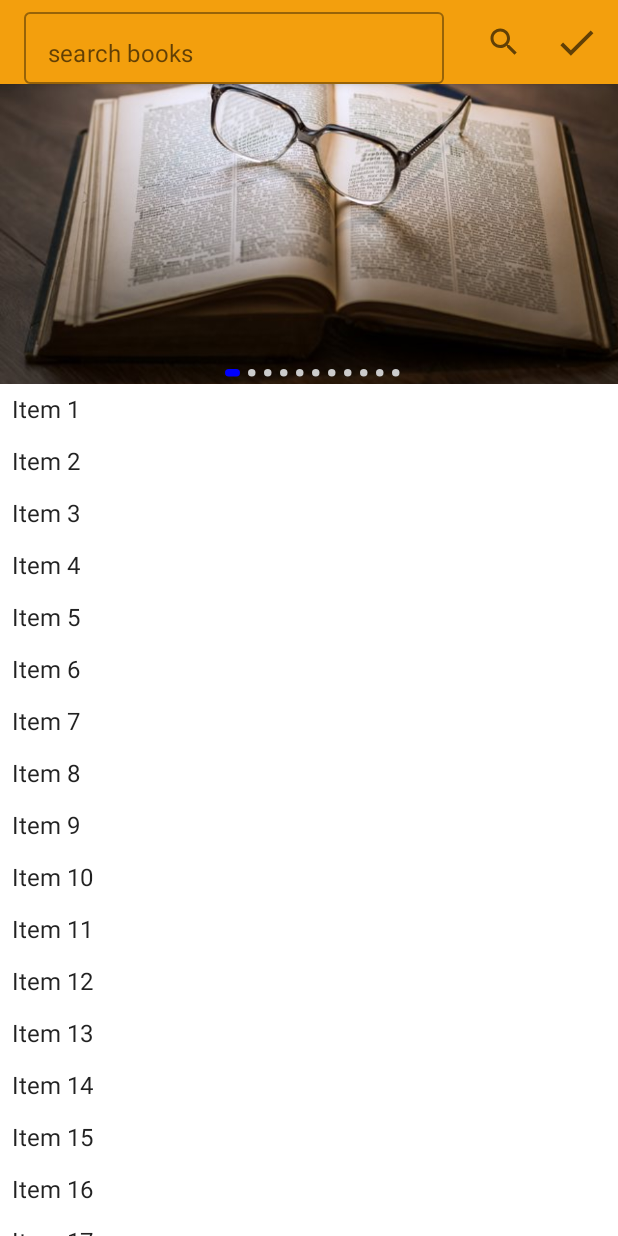
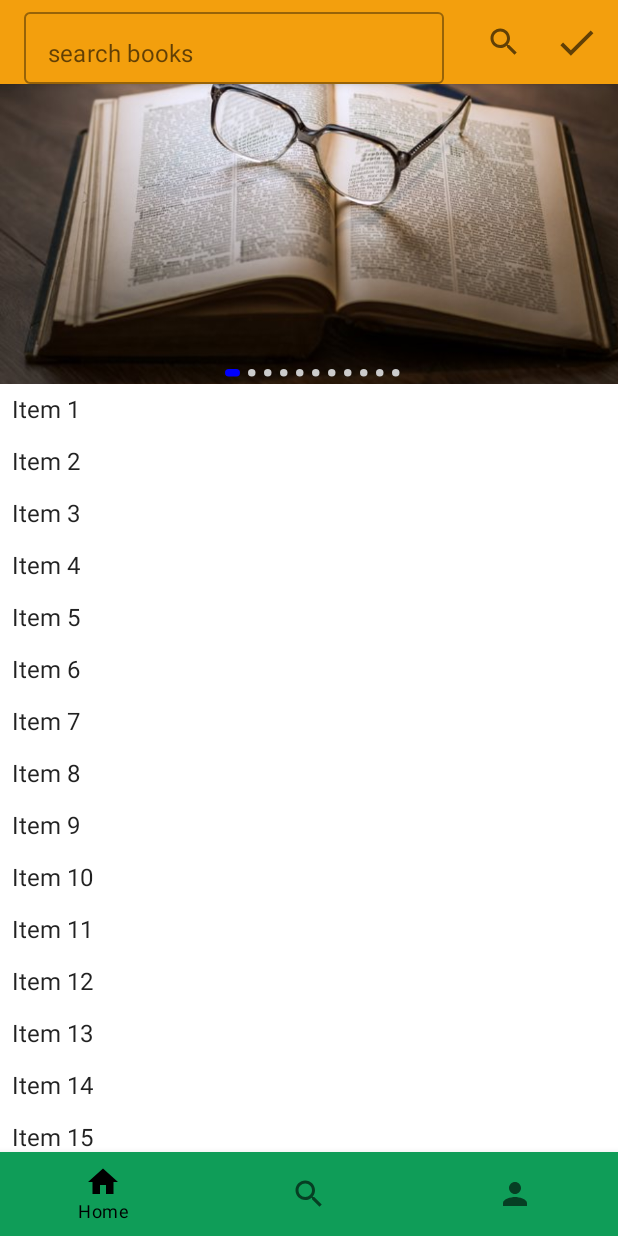
Before and after one commit to PrilepskiyAE/ShopBookApp, an Android app built with Jetpack Compose: the screen it shows after launch (MainActivity), on a phone screen of 412 x 824 dp. Run offline under Robolectric (Android 15) with nearby library versions, the phone set to English and light mode, and no system bars; our stand-ins replace Dagger/Hilt's generated code, Room's generated code; network calls fail.

Commit message:
trening BottomNavigationBar

```diff
--- a/app/build.gradle
+++ b/app/build.gradle
@@ -88,5 +88,6 @@ dependencies {
     androidTestImplementation "androidx.compose.ui:ui-test-junit4:$compose_ui_version"
     debugImplementation "androidx.compose.ui:ui-tooling:$compose_ui_version"
     debugImplementation "androidx.compose.ui:ui-test-manifest:$compose_ui_version"
+    implementation  "androidx.navigation:navigation-compose:2.6.0-alpha06"
 
 }
--- a/app/src/main/java/com/prilepskiy/shopbookapp/presenter/ui/MainActivity.kt
+++ b/app/src/main/java/com/prilepskiy/shopbookapp/presenter/ui/MainActivity.kt
@@ -30,9 +30,14 @@ import androidx.compose.ui.res.painterResource
 import androidx.compose.ui.unit.Dp
 import androidx.compose.ui.unit.dp
 import androidx.lifecycle.lifecycleScope
+import androidx.navigation.compose.rememberNavController
 import com.prilepskiy.shopbookapp.R
 import com.prilepskiy.shopbookapp.data.apiservice.BannerApiService
 import com.prilepskiy.shopbookapp.presenter.theme.ShopBookAppTheme
+import com.prilepskiy.shopbookapp.presenter.ui.utils.BottomNavigationBar
+import com.prilepskiy.shopbookapp.presenter.ui.utils.NavHostContainer
+import com.prilepskiy.shopbookapp.presenter.ui.сomposable.Banners
+import com.prilepskiy.shopbookapp.presenter.ui.сomposable.TopAppBarBookList
 import dagger.hilt.android.AndroidEntryPoint
 import kotlinx.coroutines.delay
 import kotlinx.coroutines.flow.collectLatest
@@ -53,217 +58,21 @@ class MainActivity : ComponentActivity() {
         }
         setContent {
             ShopBookAppTheme {
-                Scaffold(
-
-
-                    topBar = { TopAppBarBookList({},{}) },
-
-                    content = {it
-
-                        Column(Modifier.fillMaxSize(), horizontalAlignment = Alignment.CenterHorizontally, verticalArrangement = Arrangement.Center) {
-
-                            val items = (1..100).map { "Item $it" }
-                            val lazyListState = rememberLazyListState()
-
-                            LazyColumn(
-                                Modifier.fillMaxSize(),
-                                lazyListState,
-                            ) {
-
-                                item {
-
-                                    Banners(BannerApiService.getListBanner())
-                                }
-
-                                items(items) {
-                                    Text(
-                                        text = it,
-                                        Modifier
-                                            .background(Color.White)
-                                            .fillMaxWidth()
-                                            .padding(8.dp)
-                                    )
-                                }
-                            }
+                val navController = rememberNavController()
+                Surface(color = Color.White) {
+                    // Scaffold Component
+                    Scaffold(
+                        // Bottom navigation
+                        bottomBar = {
+                            BottomNavigationBar(navController = navController)
+                        }, content = { padding ->
+                            // Navhost: where screens are placed
+                            NavHostContainer(navController = navController, padding = padding)
                         }
-                    }
-                )
-            }
-        }
-    }
-
-    @Composable
-    fun OutlinedTextFieldComposable():String {
-        var text by remember { mutableStateOf("") }
-        OutlinedTextField(
-
-            value = text,
-            onValueChange = { text = it },
-            label = { Text("search books") }
-
-        )
-        return text
-    }
-
-    @Composable
-    fun Banners(list:List<Int>){
-        val lazyListState = rememberLazyListState()
-Box( ) {
-    LazyRow(
-        state = lazyListState
-
-    ) {
-
-
-        itemsIndexed(items = list) { pos, _ ->
-
-            Image(
-                painter = painterResource(list[pos]),
-                contentDescription = null,
-                contentScale = ContentScale.FillWidth,
-                modifier = Modifier.width(450.dp).height(200.dp)
-            )
-
-        }
-
-
-    }
-    Box(Modifier.fillMaxHeight().padding(top = 190.dp).padding(horizontal = 150.dp)) {
-        PageIndicator(
-
-            numberOfPages =  list.size,
-            selectedPage = lazyListState.firstVisibleItemIndex,
-
-            )
-    }
-
-}
-
-        LaunchedEffect(true) {
-            repeat(Int.MAX_VALUE) {
-                delay(5500)
-
-                lazyListState.animateScrollToItem( it % list.size)
+                    )
+                }
             }
         }
 
-
-
-
-
-
-
-        }
-
-
-    @Composable
-    fun TopAppBarBookList(searchBook: (String)->Unit,cleanBook: ()->Unit){
-        var searchValues by remember { mutableStateOf("") }
-        TopAppBar(
-
-
-            title= {searchValues= OutlinedTextFieldComposable() },
-            backgroundColor =  Color(0xFFF39F0D),
-            actions = {
-                IconButton(onClick = { searchBook(searchValues)  }) {
-                    Icon(Icons.Filled.Search, null)
-                }
-                IconButton(onClick = { cleanBook()  }) {
-                    Icon(
-                        Icons.Filled.Check, null,
-                        Modifier
-                            .height(30.dp)
-                            .width(30.dp))
-                }
-            })
-
-
     }
-
-
-
-    @Composable
-    fun PageIndicator(
-        numberOfPages: Int,
-        modifier: Modifier = Modifier,
-        selectedPage: Int = 0,
-        selectedColor: Color = Color.Blue,
-        defaultColor: Color = Color.LightGray,
-        defaultRadius: Dp = 5.dp,
-        selectedLength: Dp = 10.dp,
-        space: Dp = 5.5.dp,
-        animationDurationInMillis: Int = 300,
-    ) {
-        Row(
-            verticalAlignment = Alignment.CenterVertically,
-            horizontalArrangement = Arrangement.spacedBy(space),
-            modifier = modifier,
-        ) {
-            for (i in 0 until numberOfPages) {
-                val isSelected = i == selectedPage
-                PageIndicatorView(
-                    isSelected = isSelected,
-                    selectedColor = selectedColor,
-                    defaultColor = defaultColor,
-                    defaultRadius = defaultRadius,
-                    selectedLength = selectedLength,
-                    animationDurationInMillis = animationDurationInMillis,
-                )
-            }
-        }
-    }
-    @Composable
-    fun PageIndicatorView(
-        isSelected: Boolean,
-        selectedColor: Color,
-        defaultColor: Color,
-        defaultRadius: Dp,
-        selectedLength: Dp,
-        animationDurationInMillis: Int,
-        modifier: Modifier = Modifier,
-    ) {
-
-        val color: Color by animateColorAsState(
-            targetValue = if (isSelected) {
-                selectedColor
-            } else {
-                defaultColor
-            },
-            animationSpec = tween(
-                durationMillis = animationDurationInMillis,
-            )
-        )
-        val width: Dp by animateDpAsState(
-            targetValue = if (isSelected) {
-                selectedLength
-            } else {
-                defaultRadius
-            },
-            animationSpec = tween(
-                durationMillis = animationDurationInMillis,
-            )
-        )
-
-        Canvas(
-            modifier = modifier
-                .size(
-                    width = width,
-                    height = defaultRadius,
-                ),
-        ) {
-            drawRoundRect(
-                color = color,
-                topLeft = Offset.Zero,
-                size = Size(
-                    width = width.toPx(),
-                    height = defaultRadius.toPx(),
-                ),
-                cornerRadius = CornerRadius(
-                    x = defaultRadius.toPx(),
-                    y = defaultRadius.toPx(),
-                ),
-            )
-        }
-    }
-
 }
--- /dev/null
+++ b/app/src/main/java/com/prilepskiy/shopbookapp/presenter/ui/model/BottomNavItem.kt
@@ -0,0 +1,9 @@
+package com.prilepskiy.shopbookapp.presenter.ui.model
+
+import androidx.compose.ui.graphics.vector.ImageVector
+
+data class BottomNavItem(
+    val label: String,
+    val icon: ImageVector,
+    val route:String,
+)
--- /dev/null
+++ b/app/src/main/java/com/prilepskiy/shopbookapp/presenter/ui/utils/BottomNavigationBar.kt
@@ -0,0 +1,49 @@
+package com.prilepskiy.shopbookapp.presenter.ui.utils
+
+import androidx.compose.material.BottomNavigation
+import androidx.compose.material.BottomNavigationItem
+import androidx.compose.material.Icon
+import androidx.compose.material.Text
+import androidx.compose.runtime.Composable
+import androidx.compose.runtime.getValue
+import androidx.compose.ui.graphics.Color
+import androidx.navigation.NavHostController
+import androidx.navigation.compose.currentBackStackEntryAsState
+import com.prilepskiy.shopbookapp.presenter.ui.utils.Constants.BottomNavItems
+
+@Composable
+fun BottomNavigationBar(navController: NavHostController) {
+
+    BottomNavigation(
+        backgroundColor = Color(0xFF0F9D58)
+    ) {
+
+        // observe the backstack
+        val navBackStackEntry by navController.currentBackStackEntryAsState()
+
+        val currentRoute = navBackStackEntry?.destination?.route
+
+        Constants.BottomNavItems
+        BottomNavItems.forEach { navItem ->
+
+            BottomNavigationItem(
+
+                selected = currentRoute == navItem.route,
+
+                // navigate on click
+                onClick = {
+                    navController.navigate(navItem.route)
+                },
+
+                icon = {
+                    Icon(imageVector = navItem.icon, contentDescription = navItem.label)
+                },
+
+                label = {
+                    Text(text = navItem.label)
+                },
+                alwaysShowLabel = false
+            )
+        }
+    }
+}
--- /dev/null
+++ b/app/src/main/java/com/prilepskiy/shopbookapp/presenter/ui/utils/Constants.kt
@@ -0,0 +1,28 @@
+package com.prilepskiy.shopbookapp.presenter.ui.utils
+
+import androidx.compose.material.icons.Icons
+import androidx.compose.material.icons.filled.Home
+import androidx.compose.material.icons.filled.Person
+import androidx.compose.material.icons.filled.Search
+import com.prilepskiy.shopbookapp.presenter.ui.model.BottomNavItem
+
+
+    object Constants {
+        val BottomNavItems = listOf(
+            BottomNavItem(
+                label = "Home",
+                icon = Icons.Filled.Home,
+                route = "home"
+            ),
+            BottomNavItem(
+                label = "Search",
+                icon = Icons.Filled.Search,
+                route = "search"
+            ),
+            BottomNavItem(
+                label = "Profile",
+                icon = Icons.Filled.Person,
+                route = "profile"
+            )
+        )
+    }
--- /dev/null
+++ b/app/src/main/java/com/prilepskiy/shopbookapp/presenter/ui/utils/NavHostContainer.kt
@@ -0,0 +1,49 @@
+package com.prilepskiy.shopbookapp.presenter.ui.utils
+
+import androidx.compose.foundation.layout.PaddingValues
+import androidx.compose.foundation.layout.padding
+import androidx.compose.runtime.Composable
+import androidx.compose.ui.Modifier
+import androidx.navigation.NavHostController
+
+
+import androidx.navigation.compose.NavHost
+import androidx.navigation.compose.composable
+import com.prilepskiy.shopbookapp.presenter.ui.сomposable.HomeScreenComposable
+import com.prilepskiy.shopbookapp.presenter.ui.сomposable.ProfileScreenComposable
+import com.prilepskiy.shopbookapp.presenter.ui.сomposable.SearchScreenComposable
+
+@Composable
+fun NavHostContainer(
+    navController: NavHostController,
+    padding: PaddingValues
+) {
+
+    NavHost(
+        navController = navController,
+
+        // set the start destination as home
+        startDestination = "home",
+
+        // Set the padding provided by scaffold
+        modifier = Modifier.padding(paddingValues = padding),
+
+        builder = {
+
+            // route : Home
+            composable("home") {
+                HomeScreenComposable()
+            }
+
+            // route : search
+            composable("search") {
+                SearchScreenComposable()
+            }
+
+            // route : profile
+            composable("profile") {
+                ProfileScreenComposable()
+            }
+        })
+
+}
--- /dev/null
+++ b/app/src/main/java/com/prilepskiy/shopbookapp/presenter/ui/сomposable/BannersComposable.kt
@@ -0,0 +1,159 @@
+package com.prilepskiy.shopbookapp.presenter.ui.сomposable
+
+import androidx.compose.animation.animateColorAsState
+import androidx.compose.animation.core.animateDpAsState
+import androidx.compose.animation.core.tween
+import androidx.compose.foundation.Canvas
+import androidx.compose.foundation.Image
+import androidx.compose.foundation.layout.*
+import androidx.compose.foundation.lazy.LazyRow
+import androidx.compose.foundation.lazy.itemsIndexed
+import androidx.compose.foundation.lazy.rememberLazyListState
+import androidx.compose.runtime.Composable
+import androidx.compose.runtime.LaunchedEffect
+import androidx.compose.runtime.getValue
+import androidx.compose.ui.Alignment
+import androidx.compose.ui.Modifier
+import androidx.compose.ui.geometry.CornerRadius
+import androidx.compose.ui.geometry.Offset
+import androidx.compose.ui.geometry.Size
+import androidx.compose.ui.graphics.Color
+import androidx.compose.ui.layout.ContentScale
+import androidx.compose.ui.res.painterResource
+import androidx.compose.ui.unit.Dp
+import androidx.compose.ui.unit.dp
+import kotlinx.coroutines.delay
+
+@Composable
+fun PageIndicator(
+    numberOfPages: Int,
+    modifier: Modifier = Modifier,
+    selectedPage: Int = 0,
+    selectedColor: Color = Color.Blue,
+    defaultColor: Color = Color.LightGray,
+    defaultRadius: Dp = 5.dp,
+    selectedLength: Dp = 10.dp,
+    space: Dp = 5.5.dp,
+    animationDurationInMillis: Int = 300,
+) {
+    Row(
+        verticalAlignment = Alignment.CenterVertically,
+        horizontalArrangement = Arrangement.spacedBy(space),
+        modifier = modifier,
+    ) {
+        for (i in 0 until numberOfPages) {
+            val isSelected = i == selectedPage
+            PageIndicatorView(
+                isSelected = isSelected,
+                selectedColor = selectedColor,
+                defaultColor = defaultColor,
+                defaultRadius = defaultRadius,
+                selectedLength = selectedLength,
+                animationDurationInMillis = animationDurationInMillis,
+            )
+        }
+    }
+}
+@Composable
+fun PageIndicatorView(
+    isSelected: Boolean,
+    selectedColor: Color,
+    defaultColor: Color,
+    defaultRadius: Dp,
+    selectedLength: Dp,
+    animationDurationInMillis: Int,
+    modifier: Modifier = Modifier,
+) {
+
+    val color: Color by animateColorAsState(
+        targetValue = if (isSelected) {
+            selectedColor
+        } else {
+            defaultColor
+        },
+        animationSpec = tween(
+            durationMillis = animationDurationInMillis,
+        )
+    )
+    val width: Dp by animateDpAsState(
+        targetValue = if (isSelected) {
+            selectedLength
+        } else {
+            defaultRadius
+        },
+        animationSpec = tween(
+            durationMillis = animationDurationInMillis,
+        )
+    )
+
+    Canvas(
+        modifier = modifier
+            .size(
+                width = width,
+                height = defaultRadius,
+            ),
+    ) {
+        drawRoundRect(
+            color = color,
+            topLeft = Offset.Zero,
+            size = Size(
+                width = width.toPx(),
+                height = defaultRadius.toPx(),
+            ),
+            cornerRadius = CornerRadius(
+                x = defaultRadius.toPx(),
+                y = defaultRadius.toPx(),
+            ),
+        )
+    }
+}
+
+@Composable
+fun Banners(list:List<Int>){
+    val lazyListState = rememberLazyListState()
+    Box( ) {
+        LazyRow(
+            state = lazyListState
+
+        ) {
+
+
+            itemsIndexed(items = list) { pos, _ ->
+
+                Image(
+                    painter = painterResource(list[pos]),
+                    contentDescription = null,
+                    contentScale = ContentScale.FillWidth,
+                    modifier = Modifier.width(450.dp).height(200.dp)
+                )
+
+            }
+
+
+        }
+        Box(Modifier.fillMaxHeight().padding(top = 190.dp).padding(horizontal = 150.dp)) {
+            PageIndicator(
+
+                numberOfPages =  list.size,
+                selectedPage = lazyListState.firstVisibleItemIndex,
+
+                )
+        }
+
+    }
+
+    LaunchedEffect(true) {
+        repeat(Int.MAX_VALUE) {
+            delay(5500)
+
+            lazyListState.animateScrollToItem( it % list.size)
+        }
+    }
+
+
+
+
+
+
+
+}
--- /dev/null
+++ b/app/src/main/java/com/prilepskiy/shopbookapp/presenter/ui/сomposable/HomeScreenComposable.kt
@@ -0,0 +1,54 @@
+package com.prilepskiy.shopbookapp.presenter.ui.сomposable
+
+import androidx.compose.foundation.background
+import androidx.compose.foundation.layout.*
+import androidx.compose.foundation.lazy.LazyColumn
+import androidx.compose.foundation.lazy.items
+import androidx.compose.foundation.lazy.rememberLazyListState
+import androidx.compose.material.Icon
+import androidx.compose.material.Scaffold
+import androidx.compose.material.Text
+import androidx.compose.material.icons.Icons
+import androidx.compose.material.icons.filled.Home
+import androidx.compose.runtime.Composable
+import androidx.compose.ui.Alignment
+import androidx.compose.ui.Modifier
+import androidx.compose.ui.graphics.Color
+import androidx.compose.ui.unit.dp
+import com.prilepskiy.shopbookapp.data.apiservice.BannerApiService
+
+@Composable
+fun HomeScreenComposable(){
+    Scaffold(
+        topBar = { TopAppBarBookList({},{}) },
+        content = {it
+
+            Column(Modifier.fillMaxSize(), horizontalAlignment = Alignment.CenterHorizontally, verticalArrangement = Arrangement.Center) {
+
+                val items = (1..100).map { "Item $it" }
+                val lazyListState = rememberLazyListState()
+
+                LazyColumn(
+                    Modifier.fillMaxSize(),
+                    lazyListState,
+                ) {
+
+                    item {
+
+                        Banners(BannerApiService.getListBanner())
+                    }
+
+                    items(items) {
+                        Text(
+                            text = it,
+                            Modifier
+                                .background(Color.White)
+                                .fillMaxWidth()
+                                .padding(8.dp)
+                        )
+                    }
+                }
+            }
+        }
+    )
+}
--- /dev/null
+++ b/app/src/main/java/com/prilepskiy/shopbookapp/presenter/ui/сomposable/ProfileScreenComposable.kt
@@ -0,0 +1,36 @@
+package com.prilepskiy.shopbookapp.presenter.ui.сomposable
+
+import androidx.compose.foundation.background
+import androidx.compose.foundation.layout.Arrangement
+import androidx.compose.foundation.layout.Column
+import androidx.compose.foundation.layout.fillMaxSize
+import androidx.compose.material.Icon
+import androidx.compose.material.Text
+import androidx.compose.material.icons.Icons
+import androidx.compose.material.icons.filled.Person
+import androidx.compose.runtime.Composable
+import androidx.compose.ui.Alignment
+import androidx.compose.ui.Modifier
+import androidx.compose.ui.graphics.Color
+
+@Composable
+fun ProfileScreenComposable() {
+    // Column Composable,
+    Column(
+        modifier = Modifier
+            .fillMaxSize()
+            .background(Color.White),
+        // parameters set to place the items in center
+        horizontalAlignment = Alignment.CenterHorizontally,
+        verticalArrangement = Arrangement.Center
+    ) {
+        // Icon Composable
+        Icon(
+            imageVector = Icons.Default.Person,
+            contentDescription = "Profile",
+            tint = Color(0xFF0F9D58)
+        )
+        // Text to Display the current Screen
+        Text(text = "Profile", color = Color.Black)
+    }
+}
--- /dev/null
+++ b/app/src/main/java/com/prilepskiy/shopbookapp/presenter/ui/сomposable/SearchScreenComposable.kt
@@ -0,0 +1,36 @@
+package com.prilepskiy.shopbookapp.presenter.ui.сomposable
+
+import androidx.compose.foundation.background
+import androidx.compose.foundation.layout.Arrangement
+import androidx.compose.foundation.layout.Column
+import androidx.compose.foundation.layout.fillMaxSize
+import androidx.compose.material.Icon
+import androidx.compose.material.Text
+import androidx.compose.material.icons.Icons
+import androidx.compose.material.icons.filled.Search
+import androidx.compose.runtime.Composable
+import androidx.compose.ui.Alignment
+import androidx.compose.ui.Modifier
+import androidx.compose.ui.graphics.Color
+
+@Composable
+fun SearchScreenComposable() {
+    // Column Composable,
+    Column(
+        modifier = Modifier
+            .fillMaxSize()
+            .background(Color.White),
+        // parameters set to place the items in center
+        horizontalAlignment = Alignment.CenterHorizontally,
+        verticalArrangement = Arrangement.Center
+    ) {
+        // Icon Composable
+        Icon(
+            imageVector = Icons.Default.Search,
+            contentDescription = "search",
+            tint = Color(0xFF0F9D58)
+        )
+        // Text to Display the current Screen
+        Text(text = "Search", color = Color.Black)
+    }
+}
--- /dev/null
+++ b/app/src/main/java/com/prilepskiy/shopbookapp/presenter/ui/сomposable/TopAppBarBookListComposable.kt
@@ -0,0 +1,52 @@
+package com.prilepskiy.shopbookapp.presenter.ui.сomposable
+
+import androidx.compose.foundation.layout.height
+import androidx.compose.foundation.layout.width
+import androidx.compose.material.*
+import androidx.compose.material.icons.Icons
+import androidx.compose.material.icons.filled.Check
+import androidx.compose.material.icons.filled.Search
+import androidx.compose.runtime.*
+import androidx.compose.ui.Modifier
+import androidx.compose.ui.graphics.Color
+import androidx.compose.ui.unit.dp
+
+@Composable
+fun OutlinedTextFieldComposable():String {
+    var text by remember { mutableStateOf("") }
+    OutlinedTextField(
+
+        value = text,
+        onValueChange = { text = it },
+        label = { Text("search books") }
+
+    )
+    return text
+}
+
+
+
+
+@Composable
+fun TopAppBarBookList(searchBook: (String)->Unit,cleanBook: ()->Unit){
+    var searchValues by remember { mutableStateOf("") }
+    TopAppBar(
+
+
+        title= {searchValues= OutlinedTextFieldComposable() },
+        backgroundColor =  Color(0xFFF39F0D),
+        actions = {
+            IconButton(onClick = { searchBook(searchValues)  }) {
+                Icon(Icons.Filled.Search, null)
+            }
+            IconButton(onClick = { cleanBook()  }) {
+                Icon(
+                    Icons.Filled.Check, null,
+                    Modifier
+                        .height(30.dp)
+                        .width(30.dp))
+            }
+        })
+
+
+}
```
